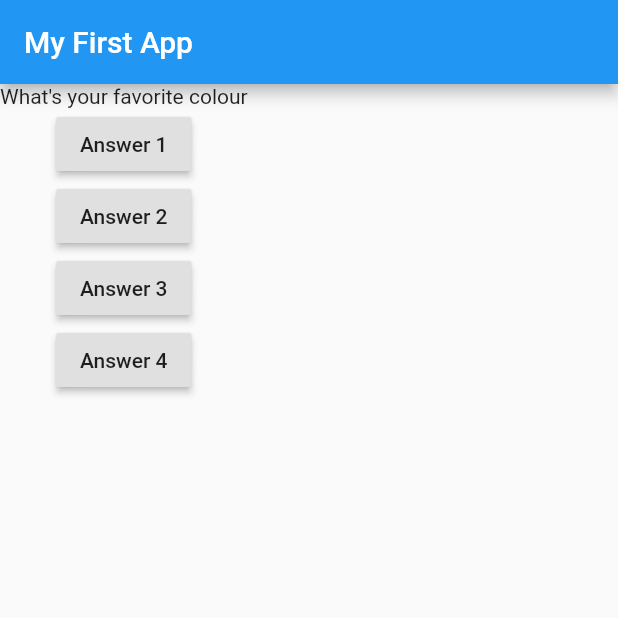
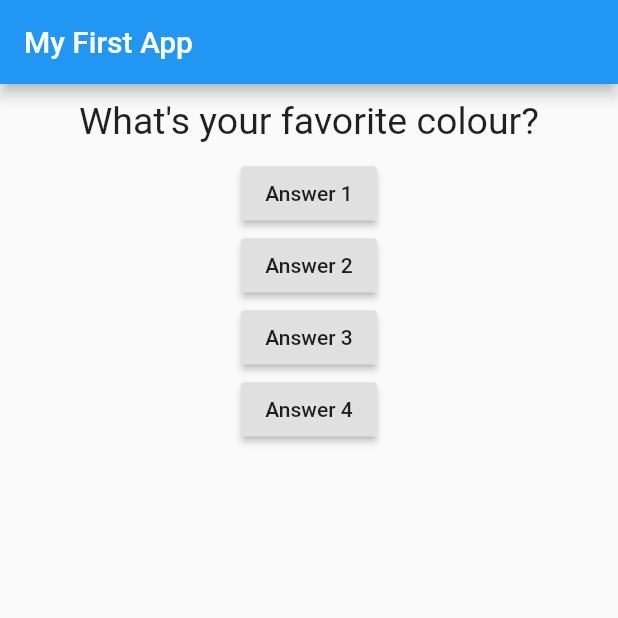
Before and after one commit to ksachchidanand/flutter-complete-guide, a Flutter app: the screen it shows after launch, on a phone screen of 412 x 824 dp, the top half of it. Run offline on Flutter 3.47's test engine with Material 2 defaults, Android fonts, the phone set to English and light mode, and no system bars.

Commit message:
added styling to question widgets

```diff
--- a/lib/main.dart
+++ b/lib/main.dart
@@ -1,4 +1,6 @@
 import 'package:flutter/material.dart';
+
+import './question.dart';
 
 void main() {
   runApp(MyApp());
@@ -22,8 +24,8 @@ class _MyAppState extends State<MyApp> {
   @override
   Widget build(BuildContext context) {
     var questions = [
-      'What\'s your favorite colour',
-      'What\'s your favorite animal',
+      'What\'s your favorite colour?',
+      'What\'s your favorite animal?',
     ];
     return MaterialApp(
       home: Scaffold(
@@ -34,7 +36,7 @@ class _MyAppState extends State<MyApp> {
         ),
         body: Column(
           children: <Widget>[
-            Text(
+            Question(
               questions.elementAt(questionIndex),
             ),
             RaisedButton(
--- /dev/null
+++ b/lib/question.dart
@@ -0,0 +1,23 @@
+import 'package:flutter/cupertino.dart';
+import 'package:flutter/material.dart';
+
+class Question extends StatelessWidget {
+  final String questionText;
+
+  Question(this.questionText);
+
+  @override
+  Widget build(BuildContext context) {
+    return Container(
+      margin: EdgeInsets.all(10.0),
+      width: double.infinity,
+      child: Text(
+        questionText,
+        style: TextStyle(
+          fontSize: 25,
+        ),
+        textAlign: TextAlign.center,
+      ),
+    );
+  }
+}
```
